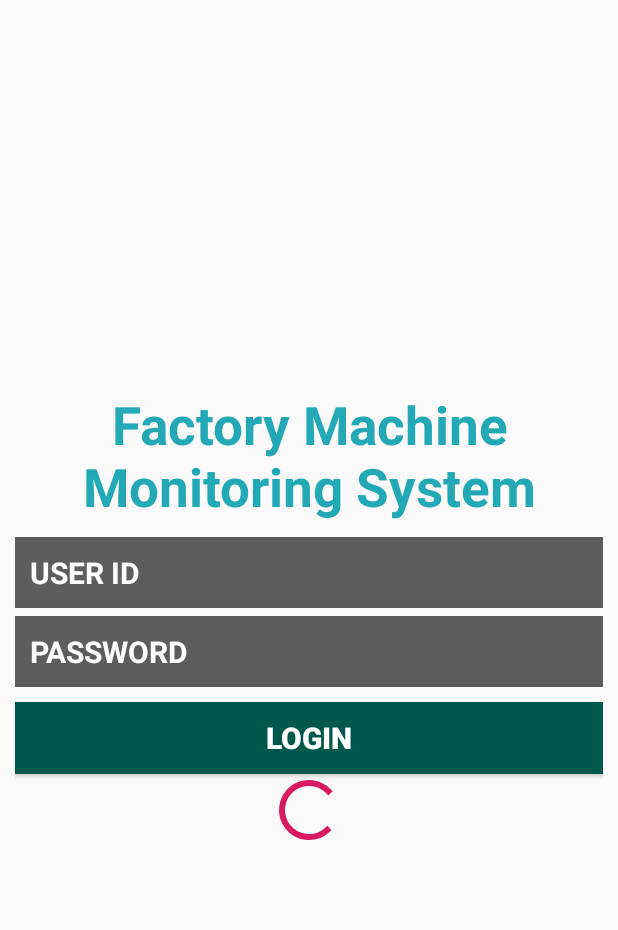
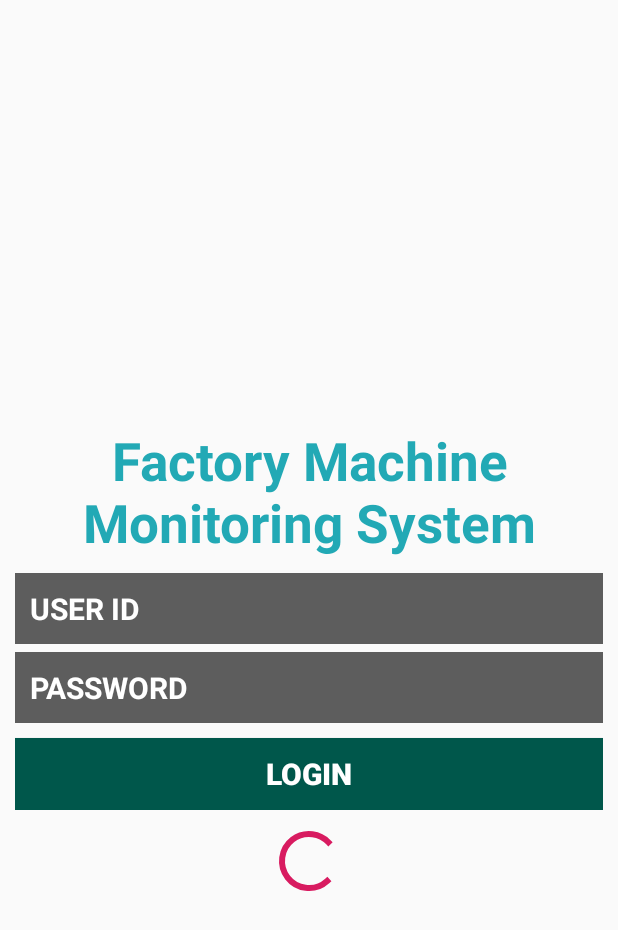
Before and after one commit to yaikuro/android-andonprototype, an Android app: the layout activity_login.xml on its own in the app's theme, with its tools: preview values and no code run, on a phone screen of 412 x 824 dp. Shown: the top 930 px of the screen. Run offline under Robolectric (Android 15) with nearby library versions, the phone set to English and light mode, and no system bars.

Commit message:
Version 1.5.1 Notification Done Rapih dikit

```diff
--- a/app/src/main/java/com/example/andonprototype/Dashboard/MainDashboard.java
+++ b/app/src/main/java/com/example/andonprototype/Dashboard/MainDashboard.java
@@ -45,7 +45,6 @@ public class MainDashboard extends AppCompatActivity {
     String ConnectionResult = "";
     public String pic;
     private NotificationManagerCompat notificationManager;
-    Handler mHandler;
 
     @Override
     protected void onCreate(final Bundle savedInstanceState) {
@@ -84,7 +83,7 @@ public class MainDashboard extends AppCompatActivity {
                 Intent i = new Intent(MainDashboard.this, LoginActivity.class);
                 notifikasi = "Welcome ";
                 startActivity(i);
-                Toast.makeText(MainDashboard.this, pic, Toast.LENGTH_LONG).show();
+                Toast.makeText(MainDashboard.this, "Logged Out", Toast.LENGTH_LONG).show();
                 finish();
             }
         });
--- a/app/src/main/res/layout/activity_login.xml
+++ b/app/src/main/res/layout/activity_login.xml
@@ -8,6 +8,7 @@
 
     <LinearLayout
         android:layout_width="match_parent"
+        android:id="@+id/Linear"
         android:layout_height="wrap_content"
         android:layout_centerVertical="true"
         android:orientation="vertical"
@@ -18,7 +19,7 @@
             android:layout_width="match_parent"
             android:layout_height="wrap_content"
             android:gravity="center"
-            android:text="Factory \Machine Monitoring System"
+            android:text="Factory Machine Monitoring System"
             android:textColor="#DD009CAA"
             android:textSize="35sp"
             android:textStyle="bold"
@@ -64,11 +65,12 @@
             android:textSize="20sp"
             android:textStyle="bold" />
 
-        <ProgressBar
-            android:id="@+id/pbbar"
-            android:layout_width="wrap_content"
-            android:layout_height="wrap_content"
-            android:layout_gravity="center" />
-
     </LinearLayout>
+    <ProgressBar
+        android:id="@+id/pbbar"
+        android:layout_width="wrap_content"
+        android:layout_height="wrap_content"
+        android:layout_gravity="center"
+        android:layout_below="@id/Linear"
+        android:layout_centerInParent="true"/>
 </RelativeLayout>
```
Also changed, not shown: app/src/main/java/com/example/andonprototype/Dashboard/LoginActivity.java (+10 -3 lines).
